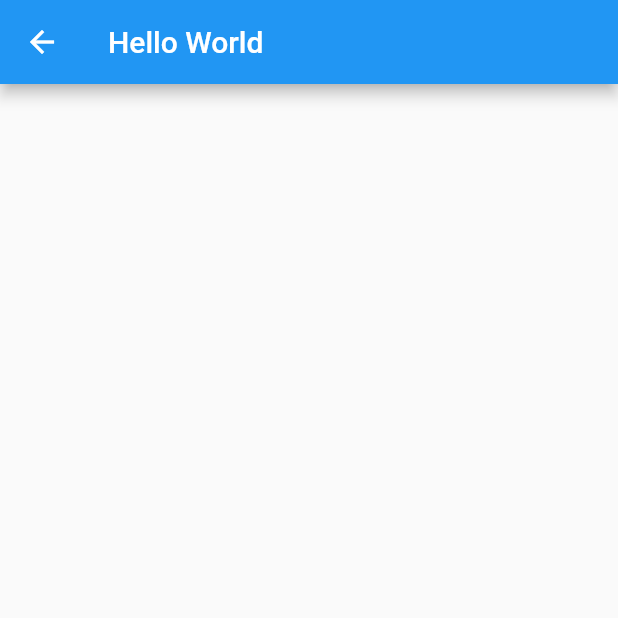
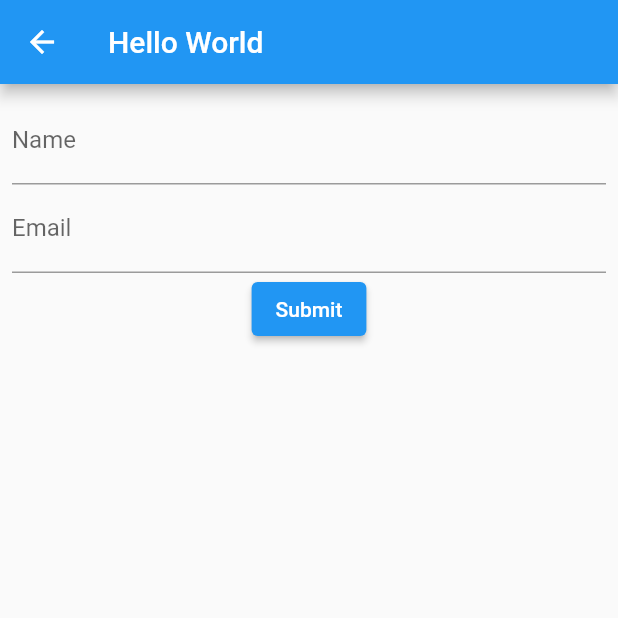
Before and after one commit to aomntw/Flutter-DAY1, a Flutter app: the screen it shows after launch, after a tap on "Contact", on a phone screen of 412 x 824 dp, the top half of it. Run offline on Flutter 3.47's test engine with Material 2 defaults, Android fonts, the phone set to English and light mode, and no system bars.

```diff
--- a/lib/contactus.dart
+++ b/lib/contactus.dart
@@ -8,13 +8,62 @@ class ContactUsScreen extends StatefulWidget {
 }
 
 class _ContactUsScreenState extends State<ContactUsScreen> {
+  var _key = GlobalKey<FormState>();
+  String name = "";
+  String email = "";
   @override
   Widget build(BuildContext context) {
     String text = ModalRoute.of(context)!.settings.arguments as String;
+
     return Scaffold(
       appBar: AppBar(
         title: Text(text),
       ),
+      body: Container(
+        margin: EdgeInsets.all(8),
+        child: Form(
+          key: _key,
+          child: Column(
+            children: [
+              TextFormField(
+                onSaved: (String? value) {
+                  name = value!;
+                },
+                validator: validateString,
+                decoration:
+                    InputDecoration(hintText: "Name", labelText: "Name"),
+              ),
+              TextFormField(
+                onSaved: (String? value) {
+                  email = value!;
+                },
+                validator: validateString,
+                decoration:
+                    InputDecoration(hintText: "Email", labelText: "Email"),
+              ),
+              ElevatedButton(onPressed: submit, child: Text("Submit")),
+            ],
+          ),
+        ),
+      ),
     );
   }
+
+  submit() {
+    if (_key.currentState!.validate()) {
+      _key.currentState!.save();
+      print("username: $name email: $email");
+    }
+  }
+
+  String? validateString(String? value) {
+    if (value == null || value == "") {
+      return "Please fill data";
+    }
+    if (value.length > 10) {
+      return "length limit 10";
+    }
+
+    return null;
+  }
 }
--- a/pubspec.yaml
+++ b/pubspec.yaml
@@ -34,6 +34,7 @@ dependencies:
   # The following adds the Cupertino Icons font to your application.
   # Use with the CupertinoIcons class for iOS style icons.
   cupertino_icons: ^1.0.2
+  http: ^0.13.4
 
 dev_dependencies:
   flutter_test:
```
